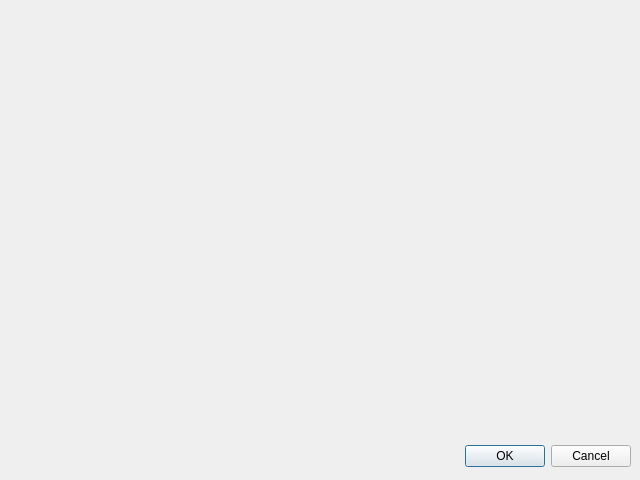
SchnJulian/pwGenerator, file sources/warningpopup.ui: the form before one commit.
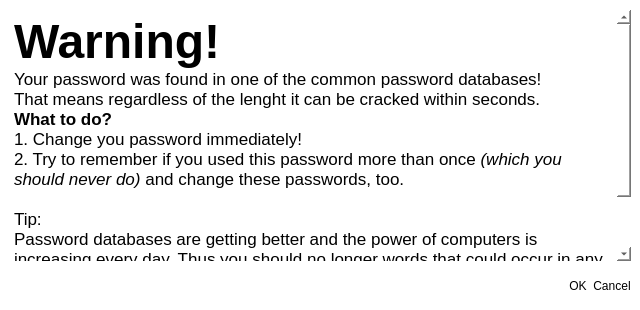
The form after the commit.

The edit to the form file:
```diff
--- a/sources/warningpopup.ui
+++ b/sources/warningpopup.ui
@@ -6,21 +6,27 @@
     <x>0</x>
     <y>0</y>
     <width>640</width>
-    <height>480</height>
+    <height>310</height>
    </rect>
   </property>
   <property name="windowTitle">
    <string>Dialog</string>
   </property>
+  <property name="styleSheet">
+   <string notr="true"> border-radius:10px; background-color: palette(base);</string>
+  </property>
   <widget class="QDialogButtonBox" name="buttonBox">
    <property name="geometry">
     <rect>
      <x>10</x>
-     <y>440</y>
+     <y>270</y>
      <width>621</width>
      <height>32</height>
     </rect>
    </property>
+   <property name="styleSheet">
+    <string notr="true"> border-radius:10px; background-color: palette(base);</string>
+   </property>
    <property name="orientation">
     <enum>Qt::Horizontal</enum>
    </property>
@@ -28,6 +34,40 @@
     <set>QDialogButtonBox::Cancel|QDialogButtonBox::Ok</set>
    </property>
   </widget>
+  <widget class="QTextEdit" name="textEdit">
+   <property name="geometry">
+    <rect>
+     <x>10</x>
+     <y>10</y>
+     <width>621</width>
+     <height>251</height>
+    </rect>
+   </property>
+   <property name="styleSheet">
+    <string notr="true"> border-radius:10px; background-color: palette(base);</string>
+   </property>
+   <property name="readOnly">
+    <bool>true</bool>
+   </property>
+   <property name="html">
+    <string>&lt;!DOCTYPE HTML PUBLIC &quot;-//W3C//DTD HTML 4.0//EN&quot; &quot;http://www.w3.org/TR/REC-html40/strict.dtd&quot;&gt;
+&lt;html&gt;&lt;head&gt;&lt;meta name=&quot;qrichtext&quot; content=&quot;1&quot; /&gt;&lt;style type=&quot;text/css&quot;&gt;
+p, li { white-space: pre-wrap; }
+&lt;/style&gt;&lt;/head&gt;&lt;body style=&quot; font-family:'.SF NS Text'; font-size:13pt; font-weight:400; font-style:normal;&quot;&gt;
+&lt;p style=&quot; margin-top:0px; margin-bottom:0px; margin-left:0px; margin-right:0px; -qt-block-indent:0; text-indent:0px;&quot;&gt;&lt;span style=&quot; font-size:36pt; font-weight:600;&quot;&gt;Warning!&lt;/span&gt;&lt;/p&gt;
+&lt;p style=&quot; margin-top:0px; margin-bottom:0px; margin-left:0px; margin-right:0px; -qt-block-indent:0; text-indent:0px;&quot;&gt;Your password was found in one of the common password databases!&lt;/p&gt;
+&lt;p style=&quot; margin-top:0px; margin-bottom:0px; margin-left:0px; margin-right:0px; -qt-block-indent:0; text-indent:0px;&quot;&gt;That means regardless of the lenght it can be cracked within seconds.&lt;/p&gt;
+&lt;p style=&quot; margin-top:0px; margin-bottom:0px; margin-left:0px; margin-right:0px; -qt-block-indent:0; text-indent:0px;&quot;&gt;&lt;span style=&quot; font-weight:600;&quot;&gt;What to do?&lt;/span&gt;&lt;/p&gt;
+&lt;p style=&quot; margin-top:0px; margin-bottom:0px; margin-left:0px; margin-right:0px; -qt-block-indent:0; text-indent:0px;&quot;&gt;1. Change you password immediately!&lt;/p&gt;
+&lt;p style=&quot; margin-top:0px; margin-bottom:0px; margin-left:0px; margin-right:0px; -qt-block-indent:0; text-indent:0px;&quot;&gt;2. Try to remember if you used this password more than once &lt;span style=&quot; font-style:italic;&quot;&gt;(which you should never do) &lt;/span&gt;and change these passwords, too.&lt;/p&gt;
+&lt;p style=&quot;-qt-paragraph-type:empty; margin-top:0px; margin-bottom:0px; margin-left:0px; margin-right:0px; -qt-block-indent:0; text-indent:0px;&quot;&gt;&lt;br /&gt;&lt;/p&gt;
+&lt;p style=&quot; margin-top:0px; margin-bottom:0px; margin-left:0px; margin-right:0px; -qt-block-indent:0; text-indent:0px;&quot;&gt;Tip:&lt;/p&gt;
+&lt;p style=&quot; margin-top:0px; margin-bottom:0px; margin-left:0px; margin-right:0px; -qt-block-indent:0; text-indent:0px;&quot;&gt;Password databases are getting better and the power of computers is increasing every day. Thus you should no longer words that could occur in any kind of dictionary &lt;span style=&quot; font-style:italic;&quot;&gt;(it will be cracked!). &lt;/span&gt;Futhermore replacing single characters by numbers or special case isn't safe either. (a1rpla3 is &lt;span style=&quot; font-weight:600;&quot;&gt;not&lt;/span&gt; a secure password).&lt;/p&gt;&lt;/body&gt;&lt;/html&gt;</string>
+   </property>
+   <property name="textInteractionFlags">
+    <set>Qt::NoTextInteraction</set>
+   </property>
+  </widget>
  </widget>
  <resources/>
  <connections>
```
Left out of the diff: 1 changed line with no effect on the pictures.
